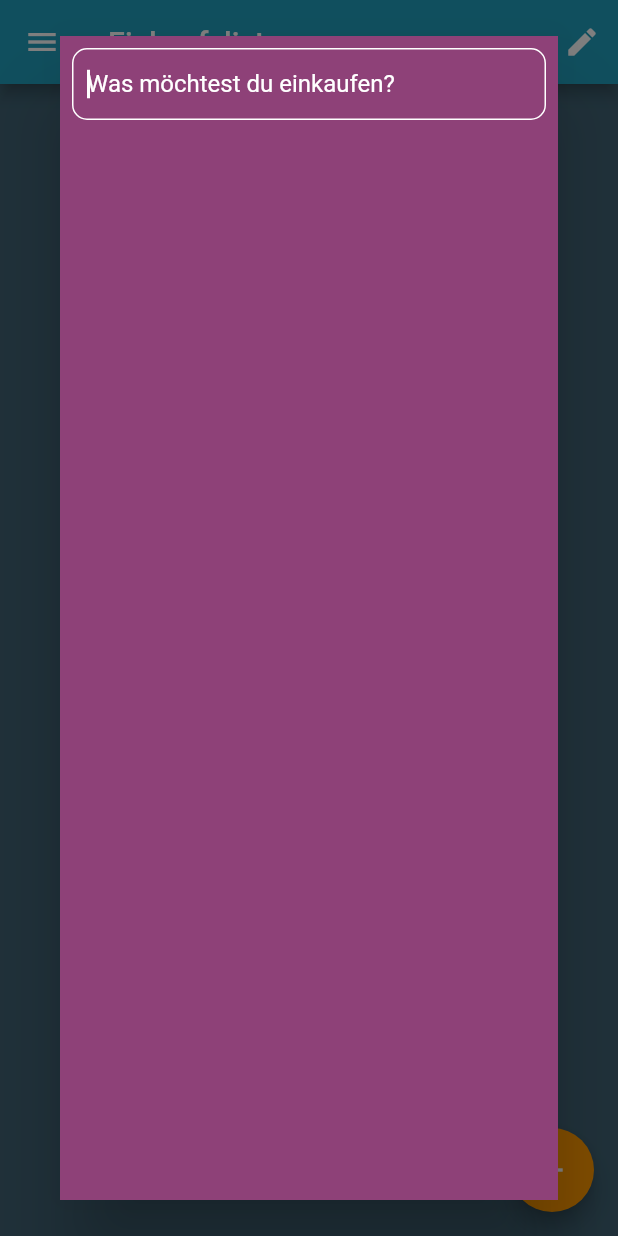
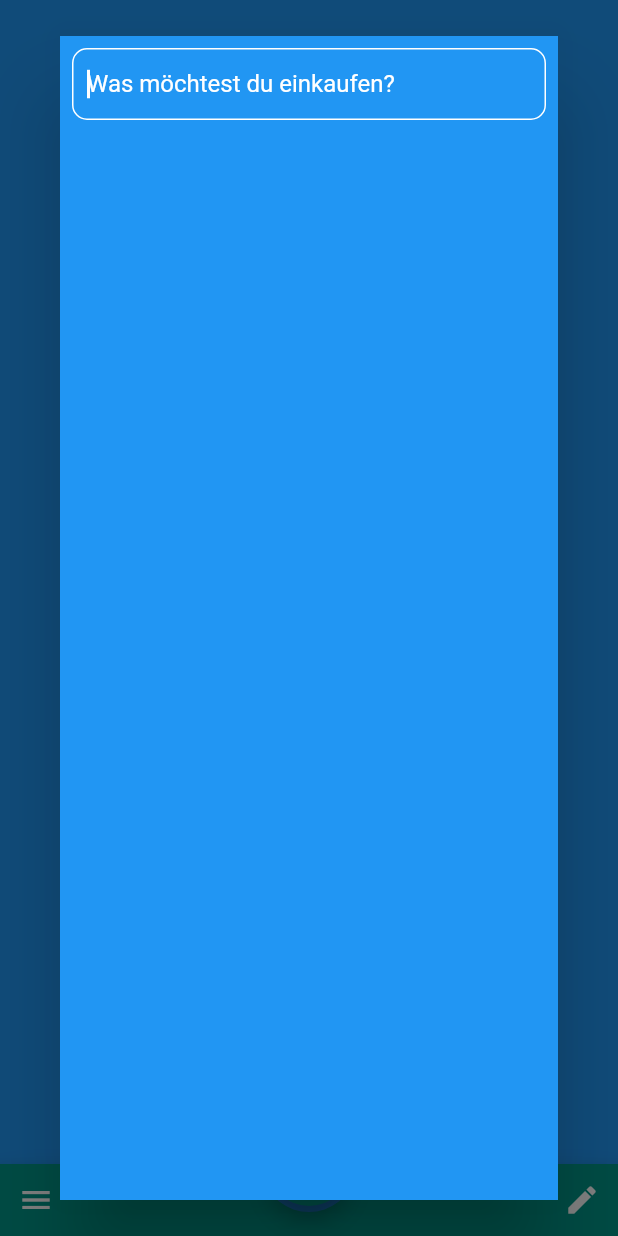
Before and after one commit to daniel17903/GoList, a Flutter app: the screen it shows after launch, after a tap on the "menu" icon, after a tap on the "edit" icon, after a tap on the "add" icon, on a phone screen of 412 x 824 dp. Run offline on Flutter 3.47's test engine with Material 2 defaults, Android fonts, the phone set to English and light mode, and no system bars; our stand-ins replace get, get_storage.

Commit message:
style and colors

```diff
--- a/lib/main.dart
+++ b/lib/main.dart
@@ -7,10 +7,27 @@ import 'package:get/get.dart';
 void main() async {
   await Get.put(LocalDatabase()).initStorage();
   runApp(MaterialApp(
-    title: 'Shopping App',
-    home: Container(
-        color: GoListColors.darkBlue,
-        constraints: const BoxConstraints.expand(),
-        child: ShoppingListPage()),
+    title: 'GoList',
+    theme: ThemeData(
+      backgroundColor: GoListColors.darkBlue,
+      cardColor: Colors.cyan.shade800,
+      bottomAppBarTheme: const BottomAppBarTheme(
+          shape: const CircularNotchedRectangle(), color: Colors.teal),
+      colorScheme: const ColorScheme(
+        secondary: Colors.teal,
+        // fab color
+        brightness: Brightness.light,
+        primary: Colors.cyan,
+        onPrimary: Colors.white,
+        onSecondary: Colors.white,
+        background: Colors.blue,
+        onBackground: Colors.green,
+        surface: Colors.red,
+        onSurface: Colors.yellow,
+        error: Colors.grey,
+        onError: Colors.grey,
+      ),
+    ),
+    home: const ShoppingListPage(),
   ));
 }
--- a/lib/service/icon_finder.dart
+++ b/lib/service/icon_finder.dart
@@ -13,7 +13,9 @@ class IconFinder {
       "fanta",
       "eistee",
       "limo",
-      "limonade"
+      "limonade",
+      "sprite",
+      "apfelschorle"
     ],
     'box': ["box", "salz", "mehl"],
     'bread': ["brot", "brötchen", "laugenstange"],
@@ -35,7 +37,13 @@ class IconFinder {
     "eggplant": ["aubergine"],
     "salad": ["salat"],
     "chocolate": ["schokolade"],
-    "ice": ["eis", "magnum"]
+    "ice": ["eis", "magnum"],
+    "berries": ["beeren", "himbeeren", "johannisbeeren", "heidelbeeren", "blaubeeren"],
+    "block": ["tofu", "butter", "margarine", "fett"],
+    "burger": ["burger"],
+    "herbs": ["kräuter", "petersilie", "basilikum", "koriander", "dill"],
+    "pizza_cake": ["pizza", "kuchen", "torte", "flammkuchen"],
+    "yeast": ["hefe"]
   };
 
   static String findMatchingIconForName(String name) {
--- a/lib/style/colors.dart
+++ b/lib/style/colors.dart
@@ -1,10 +1,13 @@
 import 'dart:ui';
 
 class GoListColors {
-  static const Color darkBlue = Color(0xBF023047);
+  static const Color darkBlue = Color(0xBF01141D);
   static const Color lightBlue =  Color(0xFF8ECAE6);
-  static const Color turquoise = Color(0xFF219EBC);
+  static const Color turquoise = Color(0xCE327955);
   static const Color orange = Color(0xFFFB8500);
   static const Color yellow = Color(0xFFFFB703);
   static const Color pink = Color(0xFF8E4178);
+
+
+  static const Color primary = Color(0xFF2ee282);
 }
--- a/lib/view/dialog/edit_dialog.dart
+++ b/lib/view/dialog/edit_dialog.dart
@@ -18,7 +18,7 @@ class EditDialog extends StatefulWidget {
 }
 
 class _EditDialogState extends State<EditDialog> {
-  late final nameTextInputController;
+  late final TextEditingController nameTextInputController;
 
   @override
   void initState() {
--- a/lib/view/dialog/search_dialog.dart
+++ b/lib/view/dialog/search_dialog.dart
@@ -23,7 +23,6 @@ class _SearchDialogState extends State<SearchDialog> {
   Item? newItem;
   Timer? _debounce;
   late final List<Item> recentlyUsedItemsSorted;
-  static const Color backgroundColor = GoListColors.pink;
 
   void _debounced(Function function) {
     if (_debounce?.isActive ?? false) _debounce?.cancel();
@@ -42,7 +41,7 @@ class _SearchDialogState extends State<SearchDialog> {
       child: Column(children: [
         Container(
           padding: const EdgeInsets.all(8.0),
-          color: backgroundColor,
+          color: Theme.of(context).backgroundColor,
           child: TextField(
             autofocus: true,
             cursorColor: Colors.white,
@@ -95,10 +94,9 @@ class _SearchDialogState extends State<SearchDialog> {
           ),
         ),
         Expanded(
-          child: GoListWidget(
+          child: ShoppingListWidget(
             onItemTapped: widget.onItemTapped,
-            items: [if (newItem != null) newItem!, ...recentlyUsedItemsSorted],
-            backgroundColor: backgroundColor,
+            items: [if (newItem != null) newItem!, ...recentlyUsedItemsSorted]
           ),
         )
       ]),
--- a/lib/view/shopping_list.dart
+++ b/lib/view/shopping_list.dart
@@ -1,25 +1,20 @@
 import 'package:flutter/material.dart';
-import 'package:go_list/style/colors.dart';
 import 'package:go_list/view/shopping_list_item.dart';
 
 import '../model/item.dart';
 
-class GoListWidget extends StatelessWidget {
-  const GoListWidget(
-      {Key? key,
-      required this.items,
-      required this.onItemTapped,
-      required this.backgroundColor})
+class ShoppingListWidget extends StatelessWidget {
+  const ShoppingListWidget(
+      {Key? key, required this.items, required this.onItemTapped})
       : super(key: key);
 
   final List<Item> items;
   final Function(Item) onItemTapped;
-  final Color backgroundColor;
 
   @override
   Widget build(BuildContext context) {
     return Container(
-      color: backgroundColor,
+      color: Theme.of(context).backgroundColor,
       constraints: const BoxConstraints.expand(),
       child: SingleChildScrollView(
           scrollDirection: Axis.vertical,
@@ -28,15 +23,14 @@ class GoListWidget extends StatelessWidget {
                   padding:
                       const EdgeInsets.symmetric(vertical: 6, horizontal: 6.0),
                   child: Wrap(
-                      spacing: 4.0, // gap between adjacent chips
-                      runSpacing: 4.0,
+                      spacing: 6.0, // gap between adjacent chips
+                      runSpacing: 6.0,
                       direction: Axis.horizontal,
                       children: items.map((Item item) {
                         return ShoppingListItem(
                           key: ValueKey(item.id),
                           item: item,
                           onItemTapped: onItemTapped,
-                          backgroundColor: backgroundColor,
                         );
                       }).toList())))),
     );
--- a/lib/view/golist_drawer.dart
+++ b/lib/view/shopping_list_drawer.dart
@@ -1,8 +1,8 @@
 import 'package:flutter/material.dart';
 import 'package:go_list/model/shopping_list.dart';
 
-class GoListDrawer extends StatefulWidget {
-  GoListDrawer(
+class ShoppingListDrawer extends StatefulWidget {
+  ShoppingListDrawer(
       {Key? key,
       required this.shoppingLists,
       required this.onListClicked,
@@ -16,10 +16,10 @@ class GoListDrawer extends StatefulWidget {
   Function onListCreated;
 
   @override
-  State<GoListDrawer> createState() => _GoListDrawerState();
+  State<ShoppingListDrawer> createState() => _ShoppingListDrawerState();
 }
 
-class _GoListDrawerState extends State<GoListDrawer> {
+class _ShoppingListDrawerState extends State<ShoppingListDrawer> {
   late final TextEditingController newListNameInputController;
 
   @override
@@ -39,11 +39,11 @@ class _GoListDrawerState extends State<GoListDrawer> {
     return Drawer(
         child: ListView(
       children: [
-        const DrawerHeader(
+        DrawerHeader(
           decoration: BoxDecoration(
-            color: Colors.blue,
+            color: Theme.of(context).bottomAppBarTheme.color,
           ),
-          child: Text(
+          child: const Text(
             'GoList',
             style: TextStyle(
               color: Colors.white,
@@ -70,7 +70,7 @@ class _GoListDrawerState extends State<GoListDrawer> {
             ]),
         ListTile(
           leading: const Icon(Icons.add),
-          title: Text("Neue Liste erstellen"),
+          title: const Text("Neue Liste erstellen"),
           onTap: () {
             showDialog<String>(
                 context: context,
--- a/lib/view/shopping_list_item.dart
+++ b/lib/view/shopping_list_item.dart
@@ -5,24 +5,24 @@ import '../model/item.dart';
 
 class ShoppingListItem extends StatelessWidget {
   const ShoppingListItem(
-      {Key? key,
-      required this.item,
-      required this.onItemTapped,
-      required this.backgroundColor})
+      {Key? key, required this.item, required this.onItemTapped})
       : super(key: key);
 
   final Item item;
   final Function(Item) onItemTapped;
-  final Color backgroundColor;
 
   @override
   Widget build(BuildContext context) {
     return GestureDetector(
         onTap: () => onItemTapped(item),
         child: Container(
-            width: 120,
-            height: 120,
-            padding: const EdgeInsets.all(8.0),
+            width: 110,
+            height: 110,
+            padding: const EdgeInsets.all(6.0),
+            decoration: BoxDecoration(
+              borderRadius: BorderRadius.all(Radius.circular(10)),
+              color: Theme.of(context).cardColor,
+            ),
             child: Column(children: [
               Expanded(
                   child: Padding(
--- a/lib/view/shopping_list_page.dart
+++ b/lib/view/shopping_list_page.dart
@@ -5,7 +5,7 @@ import 'package:go_list/service/local_database.dart';
 import 'package:go_list/style/colors.dart';
 import 'package:go_list/view/dialog/edit_dialog.dart';
 import 'package:go_list/view/dialog/search_dialog.dart';
-import 'package:go_list/view/golist_drawer.dart';
+import 'package:go_list/view/shopping_list_drawer.dart';
 import 'package:go_list/view/shopping_list.dart';
 import 'package:get/get.dart';
 
@@ -61,16 +61,18 @@ class _ShoppingListPageState extends State<ShoppingListPage> {
   Widget build(BuildContext context) {
     return Scaffold(
         key: _scaffoldKey,
-        appBar: AppBar(
-          backgroundColor: GoListColors.turquoise,
-          leading: IconButton(
-            icon: Icon(Icons.menu),
-            tooltip: 'Menü',
-            onPressed: () => _scaffoldKey.currentState?.openDrawer(),
-          ),
-          title: Text(_shoppingListOfCurrentPage.name),
-          actions: [
+        extendBody: true,
+        bottomNavigationBar: BottomAppBar(
+          child: Row(children: <Widget>[
             IconButton(
+              color: Colors.white,
+              tooltip: 'Open navigation menu',
+              icon: const Icon(Icons.menu),
+              onPressed: () => _scaffoldKey.currentState?.openDrawer()
+            ),
+            const Spacer(),
+            IconButton(
+              color: Colors.white,
               icon: const Icon(Icons.edit),
               tooltip: 'Bearbeiten',
               onPressed: () => DialogUtils.showSmallAlertDialog(
@@ -94,14 +96,13 @@ class _ShoppingListPageState extends State<ShoppingListPage> {
                     },
                   )),
             ),
-          ],
+          ]),
         ),
-        body: GoListWidget(
+        body: ShoppingListWidget(
           items: _shoppingListOfCurrentPage.items,
-          onItemTapped: _handleItemTapped,
-          backgroundColor: GoListColors.darkBlue,
+          onItemTapped: _handleItemTapped
         ),
-        drawer: GoListDrawer(
+        drawer: ShoppingListDrawer(
           shoppingLists: _shoppingLists,
           onListClicked: (clickedShoppingList) =>
               setState(() => _shoppingListOfCurrentPage = clickedShoppingList),
@@ -114,9 +115,9 @@ class _ShoppingListPageState extends State<ShoppingListPage> {
             Get.find<LocalDatabase>().saveLists(_shoppingLists);
           },
         ),
+        floatingActionButtonLocation: FloatingActionButtonLocation.centerDocked,
         floatingActionButton: FloatingActionButton(
-            tooltip: 'Add Item',
-            backgroundColor: Colors.orange,
+            tooltip: "Neuer Eintrag",
             onPressed: () => DialogUtils.showLargeAnimatedDialog(
                 content: context,
                 child: SearchDialog(
```
Also changed, not shown: assets/berries.png (added), assets/block.png (added), assets/burger.png (added), assets/herbs.png (added), assets/hot_drink.png (added), assets/pizza_cake.png (added), assets/yeast.png (added).
